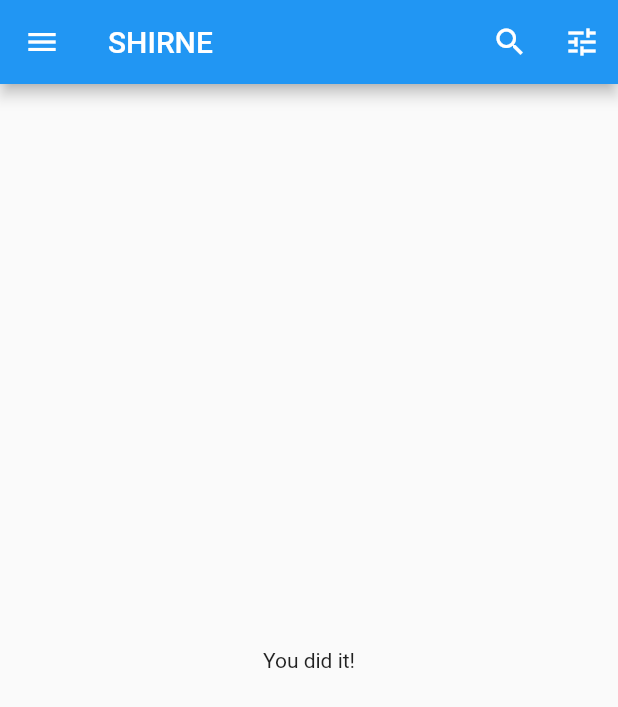
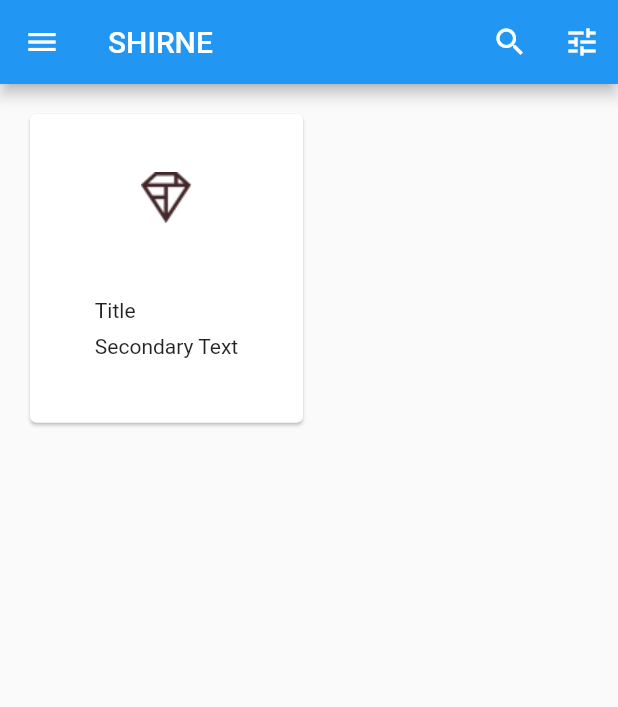
Before and after one commit to SonQBChau/mdc_100_series, a Flutter app: the HomePage screen opened directly, on a phone screen of 412 x 824 dp. Shown: the top 707 px of the screen. Run offline on Flutter 3.47's test engine with Material 2 defaults, Android fonts, the phone set to English and light mode, and no system bars.

Commit message:
add Card

```diff
--- a/lib/home.dart
+++ b/lib/home.dart
@@ -25,24 +25,50 @@ class HomePage extends StatelessWidget {
       // TODO: Add app bar (102)
       appBar: AppBar(
         leading: IconButton(
-            icon: Icon(Icons.menu),
-            onPressed: (){},
+          icon: Icon(Icons.menu),
+          onPressed: () {},
         ),
         title: Text('SHIRNE'),
         actions: <Widget>[
           IconButton(
-              icon: Icon(Icons.search),
-              onPressed: (){},
+            icon: Icon(Icons.search),
+            onPressed: () {},
           ),
           IconButton(
-              icon: Icon(Icons.tune),
-              onPressed: (){},
+            icon: Icon(Icons.tune),
+            onPressed: () {},
           ),
         ],
       ),
       // TODO: Add a grid view (102)
-      body: Center(
-        child: Text('You did it!'),
+      body: GridView.count(
+        crossAxisCount: 2,
+        padding: EdgeInsets.all(16),
+        childAspectRatio: 8/9,
+        children: <Widget>[
+          Card(
+            child: Column(
+              children: <Widget>[
+                AspectRatio(
+                    aspectRatio: 18/11,
+                    child: Image.asset('assets/diamond.png'),
+                ),
+                Padding(
+                  padding: EdgeInsets.fromLTRB(16, 12, 16, 8),
+                  child: Column(
+                    crossAxisAlignment: CrossAxisAlignment.start,
+                    children: <Widget>[
+                      Text('Title'),
+                      SizedBox(height: 8,),
+                      Text('Secondary Text'),
+                    ],
+                  ),
+                ),
+
+              ],
+            ),
+          ),
+        ],
       ),
       // TODO: Set resizeToAvoidBottomInset (101)
       resizeToAvoidBottomInset: false,
```
